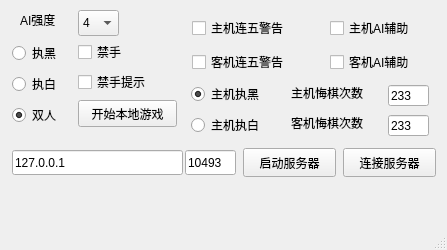
The window that mainwindow.ui (w1049/Gobang) describes before a commit, drawn with Qt 5.
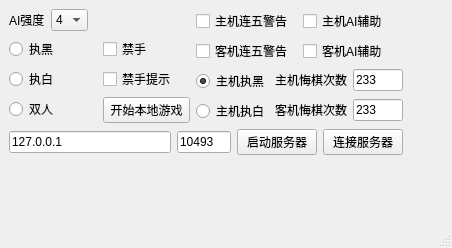
The same window after the commit.

Commit message: 窗口自适应

Diff of the .ui file:
```diff
--- a/mainwindow.ui
+++ b/mainwindow.ui
@@ -6,269 +6,173 @@
    <rect>
     <x>0</x>
     <y>0</y>
-    <width>447</width>
-    <height>250</height>
+    <width>452</width>
+    <height>248</height>
    </rect>
   </property>
   <property name="windowTitle">
    <string>五子棋启动器</string>
   </property>
   <widget class="QWidget" name="centralwidget">
+   <layout class="QGridLayout" name="mainLayout">
+    <item row="0" column="0" rowspan="2">
+     <layout class="QGridLayout" name="localLayout">
+      <item row="0" column="0" colspan="2">
+       <layout class="QHBoxLayout" name="horizontalLayout_3" stretch="0,0,0">
+        <item>
    <widget class="QLabel" name="label">
-    <property name="geometry">
-     <rect>
-      <x>20</x>
-      <y>10</y>
-      <width>51</width>
-      <height>20</height>
-     </rect>
-    </property>
     <property name="text">
      <string>AI强度</string>
     </property>
    </widget>
+        </item>
+        <item>
+         <widget class="QComboBox" name="depthCombo">
+          <property name="editable">
+           <bool>false</bool>
+          </property>
+          <item>
+           <property name="text">
+            <string>4</string>
+           </property>
+          </item>
+          <item>
+           <property name="text">
+            <string>1</string>
+           </property>
+          </item>
+          <item>
+           <property name="text">
+            <string>2</string>
+           </property>
+          </item>
+          <item>
+           <property name="text">
+            <string>3</string>
+           </property>
+          </item>
+          <item>
+           <property name="text">
+            <string>5</string>
+           </property>
+          </item>
+         </widget>
+        </item>
+        <item>
+         <spacer name="horizontalSpacer_6">
+          <property name="orientation">
+           <enum>Qt::Horizontal</enum>
+          </property>
+          <property name="sizeHint" stdset="0">
+           <size>
+            <width>40</width>
+            <height>20</height>
+           </size>
+          </property>
+         </spacer>
+        </item>
+       </layout>
+      </item>
+      <item row="1" column="0" rowspan="2">
+       <layout class="QVBoxLayout" name="verticalLayout_2">
+        <item>
+         <widget class="QRadioButton" name="Type_1">
+          <property name="text">
+           <string>执黑</string>
+          </property>
+         </widget>
+        </item>
+        <item>
+         <widget class="QRadioButton" name="Type_2">
+          <property name="text">
+           <string>执白</string>
+          </property>
+         </widget>
+        </item>
+        <item>
+         <widget class="QRadioButton" name="Type_3">
+          <property name="text">
+           <string>双人</string>
+          </property>
+          <property name="checked">
+           <bool>true</bool>
+          </property>
+         </widget>
+        </item>
+       </layout>
+      </item>
+      <item row="1" column="1">
+       <layout class="QVBoxLayout" name="verticalLayout_6">
+        <item>
+         <widget class="QCheckBox" name="banCheckBox">
+          <property name="text">
+           <string>禁手</string>
+          </property>
+         </widget>
+        </item>
+        <item>
+         <widget class="QCheckBox" name="infoBanCheckBox">
+          <property name="text">
+           <string>禁手提示</string>
+          </property>
+         </widget>
+        </item>
+       </layout>
+      </item>
+      <item row="2" column="1">
    <widget class="QPushButton" name="localButton">
-    <property name="geometry">
-     <rect>
-      <x>78</x>
-      <y>100</y>
-      <width>99</width>
-      <height>27</height>
-     </rect>
-    </property>
     <property name="text">
      <string>开始本地游戏</string>
     </property>
    </widget>
-   <widget class="QPushButton" name="serverButton">
-    <property name="geometry">
-     <rect>
-      <x>243</x>
-      <y>148</y>
-      <width>93</width>
-      <height>29</height>
-     </rect>
-    </property>
-    <property name="text">
-     <string>启动服务器</string>
-    </property>
-   </widget>
-   <widget class="QPushButton" name="clientButton">
-    <property name="geometry">
-     <rect>
-      <x>343</x>
-      <y>148</y>
-      <width>93</width>
-      <height>29</height>
-     </rect>
-    </property>
-    <property name="text">
-     <string>连接服务器</string>
-    </property>
-   </widget>
-   <widget class="QLineEdit" name="hostLineEdit">
-    <property name="geometry">
-     <rect>
-      <x>12</x>
-      <y>150</y>
-      <width>171</width>
-      <height>25</height>
-     </rect>
-    </property>
-    <property name="text">
-     <string>127.0.0.1</string>
-    </property>
-   </widget>
-   <widget class="QLineEdit" name="portLineEdit">
-    <property name="geometry">
-     <rect>
-      <x>185</x>
-      <y>150</y>
-      <width>51</width>
-      <height>25</height>
-     </rect>
-    </property>
-    <property name="text">
-     <string>10493</string>
-    </property>
-   </widget>
+      </item>
+     </layout>
+    </item>
+    <item row="0" column="1">
+     <layout class="QHBoxLayout" name="op1Layout">
+      <item>
+       <layout class="QVBoxLayout" name="verticalLayout_4">
+        <item>
    <widget class="QCheckBox" name="win1CheckBox">
-    <property name="geometry">
-     <rect>
-      <x>192</x>
-      <y>20</y>
-      <width>111</width>
-      <height>16</height>
-     </rect>
-    </property>
     <property name="text">
      <string>主机连五警告</string>
     </property>
    </widget>
+        </item>
+        <item>
    <widget class="QCheckBox" name="win2CheckBox">
-    <property name="geometry">
-     <rect>
-      <x>192</x>
-      <y>54</y>
-      <width>117</width>
-      <height>16</height>
-     </rect>
-    </property>
     <property name="text">
      <string>客机连五警告</string>
     </property>
    </widget>
+        </item>
+       </layout>
+      </item>
+      <item>
+       <layout class="QVBoxLayout" name="verticalLayout_3">
+        <item>
    <widget class="QCheckBox" name="ai1CheckBox">
-    <property name="geometry">
-     <rect>
-      <x>330</x>
-      <y>20</y>
-      <width>102</width>
-      <height>16</height>
-     </rect>
-    </property>
     <property name="text">
      <string>主机AI辅助</string>
     </property>
    </widget>
+        </item>
+        <item>
    <widget class="QCheckBox" name="ai2CheckBox">
-    <property name="geometry">
-     <rect>
-      <x>330</x>
-      <y>54</y>
-      <width>102</width>
-      <height>16</height>
-     </rect>
-    </property>
     <property name="text">
      <string>客机AI辅助</string>
     </property>
    </widget>
-   <widget class="QCheckBox" name="banCheckBox">
-    <property name="geometry">
-     <rect>
-      <x>78</x>
-      <y>40</y>
-      <width>57</width>
-      <height>24</height>
-     </rect>
-    </property>
-    <property name="text">
-     <string>禁手</string>
-    </property>
-   </widget>
-   <widget class="QCheckBox" name="infoBanCheckBox">
-    <property name="geometry">
-     <rect>
-      <x>78</x>
-      <y>70</y>
-      <width>87</width>
-      <height>24</height>
-     </rect>
-    </property>
-    <property name="text">
-     <string>禁手提示</string>
-    </property>
-   </widget>
-   <widget class="QLineEdit" name="undo1LineEdit">
-    <property name="geometry">
-     <rect>
-      <x>388</x>
-      <y>85</y>
-      <width>41</width>
-      <height>21</height>
-     </rect>
-    </property>
-    <property name="text">
-     <string>233</string>
-    </property>
-   </widget>
-   <widget class="QLineEdit" name="undo2LineEdit">
-    <property name="geometry">
-     <rect>
-      <x>388</x>
-      <y>115</y>
-      <width>41</width>
-      <height>21</height>
-     </rect>
-    </property>
-    <property name="text">
-     <string>233</string>
-    </property>
-   </widget>
-   <widget class="QLabel" name="label2">
-    <property name="geometry">
-     <rect>
-      <x>291</x>
-      <y>115</y>
-      <width>90</width>
-      <height>16</height>
-     </rect>
-    </property>
-    <property name="text">
-     <string>客机悔棋次数</string>
-    </property>
-   </widget>
-   <widget class="QLabel" name="label1">
-    <property name="geometry">
-     <rect>
-      <x>291</x>
-      <y>85</y>
-      <width>90</width>
-      <height>16</height>
-     </rect>
-    </property>
-    <property name="text">
-     <string>主机悔棋次数</string>
-    </property>
-   </widget>
-   <widget class="QWidget" name="layoutWidget">
-    <property name="geometry">
-     <rect>
-      <x>12</x>
-      <y>40</y>
-      <width>59</width>
-      <height>88</height>
-     </rect>
-    </property>
+        </item>
+       </layout>
+      </item>
+     </layout>
+    </item>
+    <item row="1" column="1">
+     <layout class="QHBoxLayout" name="op2Layout">
+      <item>
     <layout class="QVBoxLayout" name="verticalLayout">
      <item>
-      <widget class="QRadioButton" name="Type_1">
-       <property name="text">
-        <string>执黑</string>
-       </property>
-      </widget>
-     </item>
-     <item>
-      <widget class="QRadioButton" name="Type_2">
-       <property name="text">
-        <string>执白</string>
-       </property>
-      </widget>
-     </item>
-     <item>
-      <widget class="QRadioButton" name="Type_3">
-       <property name="text">
-        <string>双人</string>
-       </property>
-       <property name="checked">
-        <bool>true</bool>
-       </property>
-      </widget>
-     </item>
-    </layout>
-   </widget>
-   <widget class="QWidget" name="layoutWidget">
-    <property name="geometry">
-     <rect>
-      <x>191</x>
-      <y>81</y>
-      <width>89</width>
-      <height>57</height>
-     </rect>
-    </property>
-    <layout class="QVBoxLayout" name="verticalLayout_2">
-     <item>
       <widget class="QRadioButton" name="Type_4">
        <property name="text">
         <string>主机执黑</string>
@@ -286,45 +190,132 @@
       </widget>
      </item>
     </layout>
-   </widget>
-   <widget class="QComboBox" name="depthCombo">
-    <property name="geometry">
-     <rect>
-      <x>78</x>
-      <y>10</y>
-      <width>41</width>
-      <height>26</height>
-     </rect>
-    </property>
-    <property name="editable">
-     <bool>false</bool>
-    </property>
-    <item>
+      </item>
+      <item>
+       <layout class="QVBoxLayout" name="verticalLayout_5">
+        <item>
+         <layout class="QFormLayout" name="formLayout">
+          <item row="0" column="0">
+           <widget class="QLabel" name="label1">
+            <property name="text">
+             <string>主机悔棋次数</string>
+            </property>
+           </widget>
+          </item>
+          <item row="0" column="1">
+           <widget class="QLineEdit" name="undo1LineEdit">
+            <property name="sizePolicy">
+             <sizepolicy hsizetype="Fixed" vsizetype="Fixed">
+              <horstretch>0</horstretch>
+              <verstretch>0</verstretch>
+             </sizepolicy>
+            </property>
+            <property name="maximumSize">
+             <size>
+              <width>50</width>
+              <height>16777215</height>
+             </size>
+            </property>
      <property name="text">
-      <string>4</string>
-     </property>
-    </item>
+             <string>233</string>
+            </property>
+           </widget>
+          </item>
+         </layout>
+        </item>
     <item>
+         <layout class="QFormLayout" name="formLayout_2">
+          <item row="0" column="0">
+           <widget class="QLabel" name="label2">
      <property name="text">
-      <string>1</string>
-     </property>
-    </item>
-    <item>
+             <string>客机悔棋次数</string>
+            </property>
+           </widget>
+          </item>
+          <item row="0" column="1">
+           <widget class="QLineEdit" name="undo2LineEdit">
+            <property name="sizePolicy">
+             <sizepolicy hsizetype="Fixed" vsizetype="Fixed">
+              <horstretch>0</horstretch>
+              <verstretch>0</verstretch>
+             </sizepolicy>
+            </property>
+            <property name="maximumSize">
+             <size>
+              <width>50</width>
+              <height>16777215</height>
+             </size>
+            </property>
      <property name="text">
-      <string>2</string>
-     </property>
-    </item>
-    <item>
+             <string>233</string>
+            </property>
+           </widget>
+          </item>
+         </layout>
+        </item>
+       </layout>
+      </item>
+     </layout>
+    </item>
+    <item row="1" column="2">
+     <spacer name="horizontalSpacer">
+      <property name="orientation">
+       <enum>Qt::Horizontal</enum>
+      </property>
+      <property name="sizeHint" stdset="0">
+       <size>
+        <width>40</width>
+        <height>20</height>
+       </size>
+      </property>
+     </spacer>
+    </item>
+    <item row="2" column="0" colspan="2">
+     <layout class="QGridLayout" name="serverLayout" columnstretch="3,1,1,1">
+      <item row="0" column="0">
+       <widget class="QLineEdit" name="hostLineEdit">
      <property name="text">
-      <string>3</string>
-     </property>
-    </item>
-    <item>
+         <string>127.0.0.1</string>
+        </property>
+       </widget>
+      </item>
+      <item row="0" column="1">
+       <widget class="QLineEdit" name="portLineEdit">
      <property name="text">
-      <string>5</string>
-     </property>
-    </item>
-   </widget>
+         <string>10493</string>
+        </property>
+       </widget>
+      </item>
+      <item row="0" column="2">
+       <widget class="QPushButton" name="serverButton">
+        <property name="text">
+         <string>启动服务器</string>
+        </property>
+       </widget>
+      </item>
+      <item row="0" column="3">
+       <widget class="QPushButton" name="clientButton">
+        <property name="text">
+         <string>连接服务器</string>
+        </property>
+       </widget>
+      </item>
+     </layout>
+    </item>
+    <item row="3" column="0">
+     <spacer name="verticalSpacer">
+      <property name="orientation">
+       <enum>Qt::Vertical</enum>
+      </property>
+      <property name="sizeHint" stdset="0">
+       <size>
+        <width>20</width>
+        <height>40</height>
+       </size>
+      </property>
+     </spacer>
+    </item>
+   </layout>
   </widget>
   <widget class="QMenuBar" name="menubar">
    <property name="geometry">
```
Left out of the diff: 2 changed lines with no effect on the pictures. Lines whose indentation alone changed are shown as unchanged. The commit also changes 5 other files.
